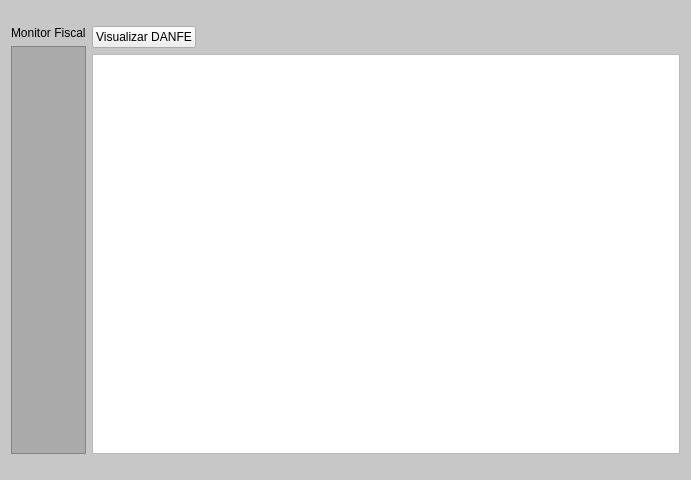
Old version of the form src/monitorfiscal.ui in the repository GabR36/QEstoqueLoja.
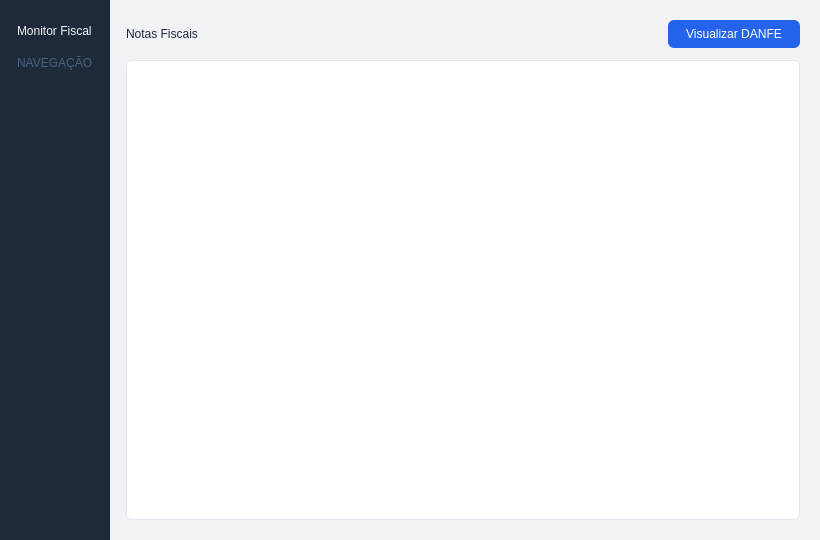
New version of the form.

Commit message: interface mais bonita e bugs corrigidos monitor fiscal

Patch:
```diff
--- a/src/monitorfiscal.ui
+++ b/src/monitorfiscal.ui
@@ -6,83 +6,228 @@
    <rect>
     <x>0</x>
     <y>0</y>
-    <width>691</width>
-    <height>480</height>
+    <width>820</width>
+    <height>540</height>
    </rect>
   </property>
   <property name="windowTitle">
    <string>Monitor Fiscal</string>
   </property>
   <property name="styleSheet">
-   <string notr="true">#MonitorFiscal{
-	background-color: rgb(199, 199, 199);
+   <string notr="true">
+#MonitorFiscal {
+    background-color: #f0f2f5;
 }
+
 #frame {
-	background-color:rgb(170, 170, 170);
-} </string>
-  </property>
-  <layout class="QGridLayout" name="gridLayout">
-   <item row="0" column="0">
-    <layout class="QVBoxLayout" name="verticalLayout_2">
-     <item>
-      <widget class="QLabel" name="label">
-       <property name="sizePolicy">
-        <sizepolicy hsizetype="Fixed" vsizetype="Fixed">
-         <horstretch>0</horstretch>
-         <verstretch>0</verstretch>
-        </sizepolicy>
-       </property>
-       <property name="styleSheet">
-        <string notr="true">font: 700 13pt &quot;Ubuntu&quot;;</string>
-       </property>
-       <property name="text">
-        <string>Monitor Fiscal</string>
-       </property>
-      </widget>
-     </item>
-     <item>
-      <widget class="QFrame" name="frame">
-       <property name="styleSheet">
-        <string notr="true">QPushButton {
-	color:rgb(255, 255, 255);
-	font: 500 11pt &quot;Ubuntu&quot;;
+    background-color: #1e2a3a;
+}
+
+#frame QPushButton {
+    color: #94a3b8;
+    font: 500 10pt &quot;Ubuntu&quot;;
     background-color: transparent;
-	border: 0.5px solid ;
-    border-right: 0.5px solid ;
-    padding-left: 10px;
+    border: none;
+    border-radius: 6px;
+    padding: 8px 14px;
+    text-align: left;
 }
 
-QPushButton:checked {
-	background-color: rgb(199, 199, 199);
-    	color:rgb(0, 0, 0);
+#frame QPushButton:hover {
+    background-color: #2d3f55;
+    color: #e2e8f0;
+}
 
-    /* &quot;remove&quot; a borda direita */
+#frame QPushButton:checked {
+    background-color: #2563eb;
+    color: #ffffff;
+    font: 600 10pt &quot;Ubuntu&quot;;
+}
+
+#Btn_Danfe {
+    background-color: #2563eb;
+    color: white;
+    border: none;
+    border-radius: 6px;
+    font: 500 10pt &quot;Ubuntu&quot;;
+    padding: 7px 18px;
+}
+
+#Btn_Danfe:hover {
+    background-color: #1d4ed8;
+}
+
+#Btn_Danfe:pressed {
+    background-color: #1e40af;
+}
+
+QTableView {
+    background-color: #ffffff;
+    alternate-background-color: #f8fafc;
+    border: 1px solid #e2e8f0;
+    border-radius: 6px;
+    gridline-color: #e2e8f0;
+    font: 10pt &quot;Ubuntu&quot;;
+    selection-background-color: #dbeafe;
+    selection-color: #1e3a5f;
+    outline: none;
+}
+
+QHeaderView::section {
+    background-color: #f1f5f9;
+    color: #475569;
+    font: 600 9pt &quot;Ubuntu&quot;;
+    border: none;
+    border-bottom: 2px solid #e2e8f0;
+    border-right: 1px solid #e2e8f0;
+    padding: 6px 10px;
+}
+
+QHeaderView::section:last {
     border-right: none;
+}
 
-    /* arredondamento só do lado esquerdo */
-    border-top-left-radius: 6px;
-    border-bottom-left-radius: 6px;
-}</string>
-       </property>
-       <property name="frameShape">
-        <enum>QFrame::Shape::StyledPanel</enum>
-       </property>
-       <property name="frameShadow">
-        <enum>QFrame::Shadow::Raised</enum>
-       </property>
-       <layout class="QVBoxLayout" name="verticalLayout"/>
-      </widget>
-     </item>
-    </layout>
+QTableView::item {
+    padding: 4px 8px;
+    border: none;
+}
+
+QScrollBar:vertical {
+    background: #f1f5f9;
+    width: 8px;
+    border-radius: 4px;
+}
+
+QScrollBar::handle:vertical {
+    background: #cbd5e1;
+    border-radius: 4px;
+    min-height: 20px;
+}
+
+QScrollBar::handle:vertical:hover {
+    background: #94a3b8;
+}
+
+QScrollBar::add-line:vertical, QScrollBar::sub-line:vertical {
+    height: 0px;
+}
+   </string>
+  </property>
+  <layout class="QHBoxLayout" name="mainLayout">
+   <property name="spacing">
+    <number>0</number>
+   </property>
+   <property name="leftMargin">
+    <number>0</number>
+   </property>
+   <property name="topMargin">
+    <number>0</number>
+   </property>
+   <property name="rightMargin">
+    <number>0</number>
+   </property>
+   <property name="bottomMargin">
+    <number>0</number>
+   </property>
+   <item>
+    <widget class="QFrame" name="frame">
+     <property name="minimumWidth">
+      <number>160</number>
+     </property>
+     <property name="maximumWidth">
+      <number>160</number>
+     </property>
+     <property name="frameShape">
+      <enum>QFrame::Shape::NoFrame</enum>
+     </property>
+     <layout class="QVBoxLayout" name="sidebarLayout">
+      <property name="spacing">
+       <number>2</number>
+      </property>
+      <property name="topMargin">
+       <number>20</number>
+      </property>
+      <property name="leftMargin">
+       <number>10</number>
+      </property>
+      <property name="rightMargin">
+       <number>10</number>
+      </property>
+      <property name="bottomMargin">
+       <number>16</number>
+      </property>
+      <item>
+       <widget class="QLabel" name="label">
+        <property name="text">
+         <string>Monitor Fiscal</string>
+        </property>
+        <property name="styleSheet">
+         <string notr="true">color: #f1f5f9; font: 700 12pt &quot;Ubuntu&quot;; padding: 4px 4px 16px 4px;</string>
+        </property>
+        <property name="wordWrap">
+         <bool>true</bool>
+        </property>
+       </widget>
+      </item>
+      <item>
+       <widget class="QLabel" name="labelNavegacao">
+        <property name="text">
+         <string>NAVEGAÇÃO</string>
+        </property>
+        <property name="styleSheet">
+         <string notr="true">color: #4a6080; font: 600 8pt &quot;Ubuntu&quot;; padding: 0px 4px 6px 4px;</string>
+        </property>
+       </widget>
+      </item>
+      <item>
+       <layout class="QVBoxLayout" name="verticalLayout">
+        <property name="spacing">
+         <number>2</number>
+        </property>
+       </layout>
+      </item>
+      <item>
+       <spacer name="verticalSpacer">
+        <property name="orientation">
+         <enum>Qt::Orientation::Vertical</enum>
+        </property>
+        <property name="sizeHint" stdset="0">
+         <size>
+          <width>20</width>
+          <height>40</height>
+         </size>
+        </property>
+       </spacer>
+      </item>
+     </layout>
+    </widget>
    </item>
-   <item row="0" column="1">
-    <layout class="QVBoxLayout" name="verticalLayout_3">
+   <item>
+    <layout class="QVBoxLayout" name="contentLayout">
+     <property name="spacing">
+      <number>12</number>
+     </property>
+     <property name="topMargin">
+      <number>20</number>
+     </property>
+     <property name="leftMargin">
+      <number>16</number>
+     </property>
+     <property name="rightMargin">
+      <number>20</number>
+     </property>
+     <property name="bottomMargin">
+      <number>20</number>
+     </property>
      <item>
-      <layout class="QHBoxLayout" name="horizontalLayout">
+      <layout class="QHBoxLayout" name="topBarLayout">
        <item>
-        <widget class="QPushButton" name="Btn_Danfe">
+        <widget class="QLabel" name="labelTitulo">
          <property name="text">
-          <string>Visualizar DANFE</string>
+          <string>Notas Fiscais</string>
+         </property>
+         <property name="styleSheet">
+          <string notr="true">color: #1e2a3a; font: 700 14pt &quot;Ubuntu&quot;;</string>
          </property>
         </widget>
        </item>
@@ -99,22 +244,26 @@
          </property>
         </spacer>
        </item>
+       <item>
+        <widget class="QPushButton" name="Btn_Danfe">
+         <property name="text">
+          <string>Visualizar DANFE</string>
+         </property>
+         <property name="cursor">
+          <cursorShape>PointingHandCursor</cursorShape>
+         </property>
+        </widget>
+       </item>
       </layout>
      </item>
      <item>
       <widget class="QTableView" name="TView_Fiscal">
        <property name="sizePolicy">
-        <sizepolicy hsizetype="Preferred" vsizetype="Preferred">
+        <sizepolicy hsizetype="Expanding" vsizetype="Expanding">
          <horstretch>0</horstretch>
          <verstretch>0</verstretch>
         </sizepolicy>
        </property>
-       <property name="maximumSize">
-        <size>
-         <width>600</width>
-         <height>400</height>
-        </size>
-       </property>
        <property name="alternatingRowColors">
         <bool>true</bool>
        </property>
@@ -124,6 +273,9 @@
        <property name="selectionBehavior">
         <enum>QAbstractItemView::SelectionBehavior::SelectRows</enum>
        </property>
+       <property name="showGrid">
+        <bool>false</bool>
+       </property>
        <attribute name="verticalHeaderVisible">
         <bool>false</bool>
        </attribute>
```
The commit also changes 8 other files.
